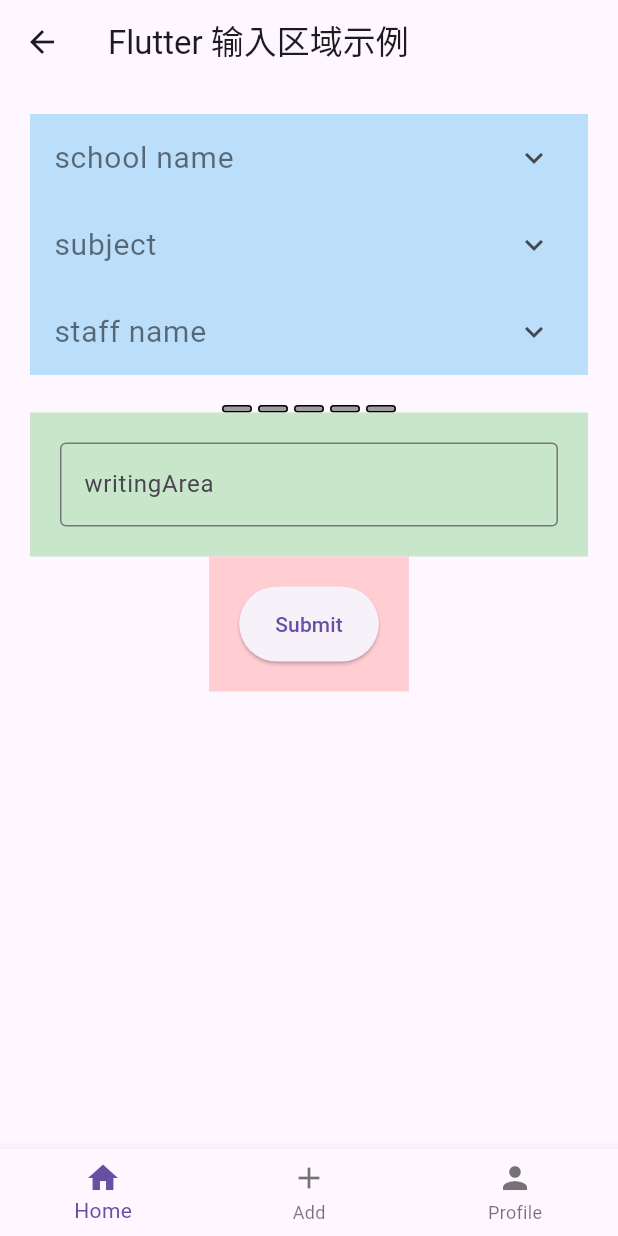
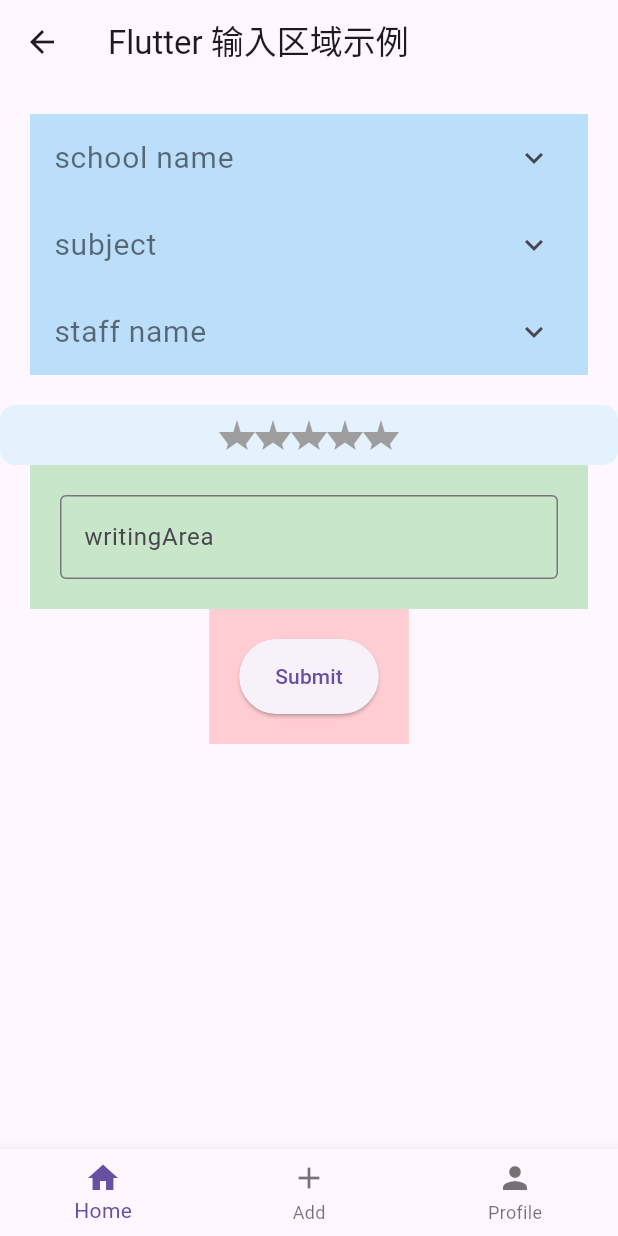
Before and after one commit to MshSteven/CP3407-group-8, a Flutter app: the AddRouter screen opened by its route, on a phone screen of 412 x 824 dp. Run offline on Flutter 3.47's test engine with Material 3 defaults, Android fonts, the phone set to English and light mode, and no system bars.

Commit message:
update add.dart

```diff
--- a/lib/pages/add/add.dart
+++ b/lib/pages/add/add.dart
@@ -30,11 +30,18 @@ class _AddRouterState extends State<AddRouter> {
               child: staffList(),
             ),
           ),
-          RatingBar(_selectedRating, (rating) {
+          Container(
+            padding: EdgeInsets.all(10.0), // 添加内边距
+            decoration: BoxDecoration(
+              color: Colors.blue[50], // 设置背景色
+              borderRadius: BorderRadius.circular(10.0), // 设置圆角
+            ),
+            child: RatingBar(_selectedRating, (rating) {
               setState(() {
                 _selectedRating = rating;
               });
             }),
+          ),
 
           Flexible(
             flex: 1,
@@ -171,16 +178,15 @@ class RatingBar extends StatelessWidget {
       children: List.generate(5, (index) {
         return GestureDetector(
           onTap: () => onRatingUpdate(index + 1),
+          child: CustomPaint(
+            painter: StarShape(_getColor(index + 1)),
             child: Container(
               margin: EdgeInsets.symmetric(horizontal: 2.0),
               width: 20,
-            height: 5,
-            decoration: BoxDecoration(
-              color: _getColor(index + 1),
-              borderRadius: BorderRadius.circular(2.5),
-              border: Border.all(color: Colors.black, width: 1),
+              height: 20,
             ),
-          ),
+          )
+
         );
       }),
     );
@@ -200,3 +206,39 @@ class RatingBar extends StatelessWidget {
     }
   }
 }
+
+class StarShape extends CustomPainter {
+  final Color color;
+
+  StarShape(this.color);
+
+  @override
+  void paint(Canvas canvas, Size size) {
+    final Paint paint = Paint();
+    paint.color = color;
+    paint.style = PaintingStyle.fill;
+
+    final Path path = Path();
+    final double width = size.width;
+    final double height = size.height;
+
+    path.moveTo(width / 2, 0);
+    path.lineTo(width * 3 / 5, height * 2 / 5);
+    path.lineTo(width, height * 2 / 5);
+    path.lineTo(width * 3 / 4, height * 4 / 5);
+    path.lineTo(width * 4 / 5, height);
+    path.lineTo(width / 2, height * 3 / 4);
+    path.lineTo(width / 5, height);
+    path.lineTo(width / 4, height * 4 / 5);
+    path.lineTo(0, height * 2 / 5);
+    path.lineTo(width * 2 / 5, height * 2 / 5);
+    path.close();
+
+    canvas.drawPath(path, paint);
+  }
+
+  @override
+  bool shouldRepaint(CustomPainter oldDelegate) {
+    return false;
+  }
+} //star shape
```
Lines whose indentation alone changed are shown as unchanged.
